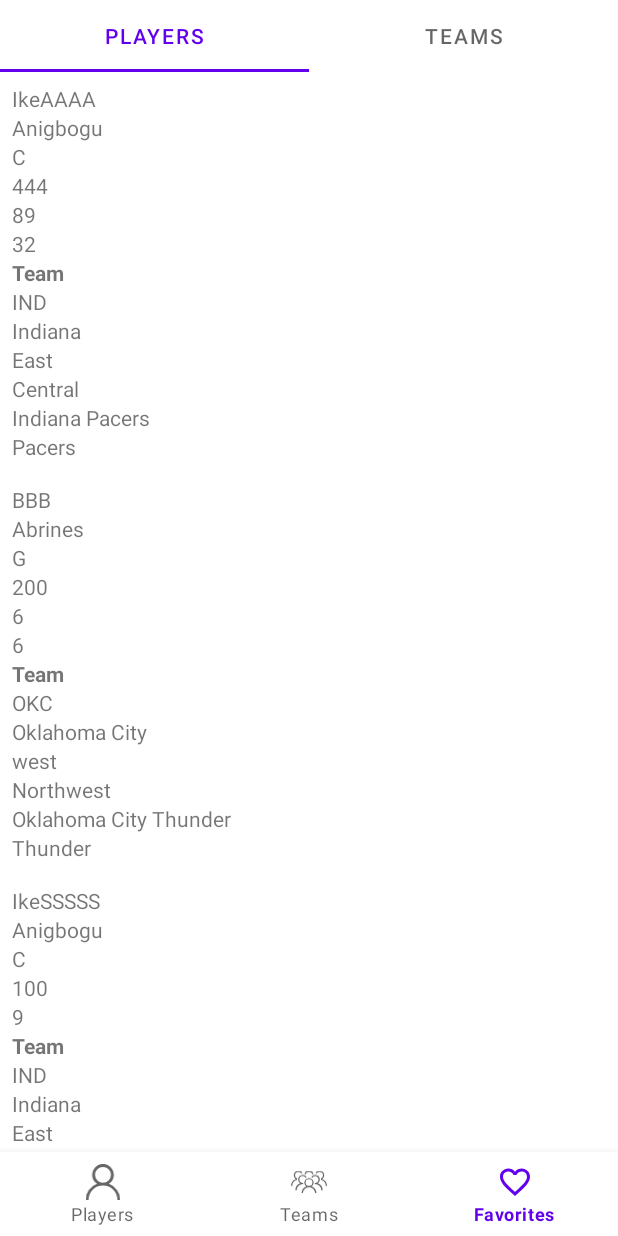
After one commit to mlhysrszn/AnalyticaHouseTestCase, an Android app: the FavoritesFragment screen opened through its navigation route, on a phone screen of 412 x 824 dp. The commit adds this screen. Run offline under Robolectric (Android 15) with nearby library versions, the phone set to English and light mode, and no system bars; our stand-ins replace data binding, navigation-ui.

Commit message:
Favorites fragments added

```diff
--- /dev/null
+++ b/app/src/main/java/com/mlhysrszn/analyticahousetestcase/ui/favorites/FavoritesFragment.kt
@@ -0,0 +1,39 @@
+package com.mlhysrszn.analyticahousetestcase.ui.favorites
+
+import android.os.Bundle
+import android.view.LayoutInflater
+import android.view.View
+import android.view.ViewGroup
+import androidx.fragment.app.Fragment
+import com.google.android.material.tabs.TabLayoutMediator
+import com.mlhysrszn.analyticahousetestcase.databinding.FragmentFavoritesBinding
+
+class FavoritesFragment : Fragment() {
+    private var _binding: FragmentFavoritesBinding? = null
+    private val binding get() = _binding!!
+
+    override fun onCreateView(
+        inflater: LayoutInflater, container: ViewGroup?,
+        savedInstanceState: Bundle?
+    ): View {
+        _binding = FragmentFavoritesBinding.inflate(inflater, container, false)
+        return binding.root
+    }
+
+    override fun onViewCreated(view: View, savedInstanceState: Bundle?) {
+        super.onViewCreated(view, savedInstanceState)
+
+        val titleList = listOf("PLAYERS", "TEAMS")
+        val adapter = FavoritesVPAdapter(childFragmentManager, lifecycle)
+        binding.viewPager.adapter = adapter
+
+        TabLayoutMediator(binding.tabLayout, binding.viewPager) { tab, position ->
+            tab.text = titleList[position]
+        }.attach()
+    }
+
+    override fun onDestroyView() {
+        super.onDestroyView()
+        _binding = null
+    }
+}
--- /dev/null
+++ b/app/src/main/java/com/mlhysrszn/analyticahousetestcase/ui/favorites/FavoritesVPAdapter.kt
@@ -0,0 +1,22 @@
+package com.mlhysrszn.analyticahousetestcase.ui.favorites
+
+import androidx.fragment.app.Fragment
+import androidx.fragment.app.FragmentManager
+import androidx.lifecycle.Lifecycle
+import androidx.viewpager2.adapter.FragmentStateAdapter
+import com.mlhysrszn.analyticahousetestcase.ui.favplayers.FavPlayersFragment
+import com.mlhysrszn.analyticahousetestcase.ui.favteams.FavTeamsFragment
+
+class FavoritesVPAdapter(fragmentManager: FragmentManager, lifecycle: Lifecycle) :
+    FragmentStateAdapter(fragmentManager, lifecycle) {
+
+    override fun getItemCount(): Int = 2
+
+    override fun createFragment(position: Int): Fragment {
+        return when (position) {
+            0 -> FavPlayersFragment()
+            1 -> FavTeamsFragment()
+            else -> FavPlayersFragment()
+        }
+    }
+}
--- /dev/null
+++ b/app/src/main/java/com/mlhysrszn/analyticahousetestcase/ui/favplayers/FavPlayersAdapter.kt
@@ -0,0 +1,33 @@
+package com.mlhysrszn.analyticahousetestcase.ui.favplayers
+
+import android.view.LayoutInflater
+import android.view.ViewGroup
+import androidx.recyclerview.widget.RecyclerView
+import com.mlhysrszn.analyticahousetestcase.data.model.PlayerModel
+import com.mlhysrszn.analyticahousetestcase.databinding.ItemPlayerBinding
+
+class FavPlayersAdapter(private val favPlayersList: ArrayList<PlayerModel>) :
+    RecyclerView.Adapter<FavPlayersAdapter.FavPlayersViewHolder>() {
+
+    class FavPlayersViewHolder(private val binding: ItemPlayerBinding) :
+        RecyclerView.ViewHolder(binding.root) {
+        fun bind(item: PlayerModel) {
+            binding.apply {
+                player = item
+            }
+        }
+    }
+
+    override fun onCreateViewHolder(parent: ViewGroup, viewType: Int): FavPlayersViewHolder {
+        val itemPlayerBinding =
+            ItemPlayerBinding.inflate(LayoutInflater.from(parent.context), parent, false)
+        return FavPlayersViewHolder(itemPlayerBinding)
+    }
+
+    override fun onBindViewHolder(holder: FavPlayersViewHolder, position: Int) {
+        val favPlayer = favPlayersList[position]
+        holder.bind(favPlayer)
+    }
+
+    override fun getItemCount(): Int = favPlayersList.size
+}
--- /dev/null
+++ b/app/src/main/java/com/mlhysrszn/analyticahousetestcase/ui/favplayers/FavPlayersFragment.kt
@@ -0,0 +1,38 @@
+package com.mlhysrszn.analyticahousetestcase.ui.favplayers
+
+import android.os.Bundle
+import android.view.LayoutInflater
+import android.view.View
+import android.view.ViewGroup
+import androidx.fragment.app.Fragment
+import androidx.fragment.app.viewModels
+import com.mlhysrszn.analyticahousetestcase.databinding.FragmentFavPlayersBinding
+
+class FavPlayersFragment : Fragment() {
+    private var _binding: FragmentFavPlayersBinding? = null
+    private val binding get() = _binding!!
+
+    private val viewModel: FavPlayersViewModel by viewModels()
+
+    override fun onCreateView(
+        inflater: LayoutInflater, container: ViewGroup?,
+        savedInstanceState: Bundle?
+    ): View {
+        _binding = FragmentFavPlayersBinding.inflate(inflater, container, false)
+        return binding.root
+    }
+
+    override fun onViewCreated(view: View, savedInstanceState: Bundle?) {
+        super.onViewCreated(view, savedInstanceState)
+
+        viewModel.favPlayersList.observe(viewLifecycleOwner, {
+            val adapter = FavPlayersAdapter(it)
+            binding.rvFavPlayers.adapter = adapter
+        })
+    }
+
+    override fun onDestroyView() {
+        super.onDestroyView()
+        _binding = null
+    }
+}
--- /dev/null
+++ b/app/src/main/java/com/mlhysrszn/analyticahousetestcase/ui/favplayers/FavPlayersViewModel.kt
@@ -0,0 +1,106 @@
+package com.mlhysrszn.analyticahousetestcase.ui.favplayers
+
+import androidx.lifecycle.LiveData
+import androidx.lifecycle.MutableLiveData
+import androidx.lifecycle.ViewModel
+import com.mlhysrszn.analyticahousetestcase.data.model.PlayerModel
+import com.mlhysrszn.analyticahousetestcase.data.model.TeamModel
+
+class FavPlayersViewModel : ViewModel() {
+    private var _favPlayersList = MutableLiveData<ArrayList<PlayerModel>>()
+    val favPlayersList: LiveData<ArrayList<PlayerModel>>
+        get() = _favPlayersList
+
+    init {
+        _favPlayersList.value = getFavPlayersList()
+    }
+
+    private fun getFavPlayersList(): ArrayList<PlayerModel> {
+        return arrayListOf(
+            PlayerModel(
+                1,
+                "IkeAAAA",
+                89,
+                32,
+                "Anigbogu",
+                "C",
+                TeamModel(12, "IND", "Indiana", "East", "Central", "Indiana Pacers", "Pacers"),
+                444
+            ),
+            PlayerModel(
+                2,
+                "BBB",
+                6,
+                6,
+                "Abrines",
+                "G",
+                TeamModel(
+                    21,
+                    "OKC",
+                    "Oklahoma City",
+                    "west",
+                    "Northwest",
+                    "Oklahoma City Thunder",
+                    "Thunder"
+                ),
+                200
+            ),
+            PlayerModel(
+                3,
+                "IkeSSSSS",
+                null,
+                9,
+                "Anigbogu",
+                "C",
+                TeamModel(12, "IND", "Indiana", "East", "Central", "Indiana Pacers", "Pacers"),
+                100
+            ),
+            PlayerModel(
+                4,
+                "AlWQRWQWRQex",
+                6,
+                6,
+                "AbrWQEines",
+                "G",
+                TeamModel(
+                    21,
+                    "OKC",
+                    "Oklahoma City",
+                    "west",
+                    "Northwest",
+                    "Oklahoma City Thunder",
+                    "Thunder"
+                ),
+                200
+            ),
+            PlayerModel(
+                5,
+                "Ike",
+                7,
+                null,
+                "Anigbogu",
+                "C",
+                TeamModel(12, "IND", "Indiana", "East", "Central", "Indiana Pacers", "Pacers"),
+                null
+            ),
+            PlayerModel(
+                6,
+                "XXX",
+                6,
+                6,
+                "Abrines",
+                "G",
+                TeamModel(
+                    21,
+                    "OKC",
+                    "Oklahoma City",
+                    "west",
+                    "Northwest",
+                    "Oklahoma City Thunder",
+                    "Thunder"
+                ),
+                200
+            )
+        )
+    }
+}
--- /dev/null
+++ b/app/src/main/java/com/mlhysrszn/analyticahousetestcase/ui/favteams/FavTeamsAdapter.kt
@@ -0,0 +1,33 @@
+package com.mlhysrszn.analyticahousetestcase.ui.favteams
+
+import android.view.LayoutInflater
+import android.view.ViewGroup
+import androidx.recyclerview.widget.RecyclerView
+import com.mlhysrszn.analyticahousetestcase.data.model.TeamModel
+import com.mlhysrszn.analyticahousetestcase.databinding.ItemTeamBinding
+
+class FavTeamsAdapter(private val favTeamsList: ArrayList<TeamModel>) :
+    RecyclerView.Adapter<FavTeamsAdapter.FavTeamsViewHolder>() {
+
+    class FavTeamsViewHolder(private val binding: ItemTeamBinding) :
+        RecyclerView.ViewHolder(binding.root) {
+        fun bind(item: TeamModel) {
+            binding.apply {
+                team = item
+            }
+        }
+    }
+
+    override fun onCreateViewHolder(parent: ViewGroup, viewType: Int): FavTeamsViewHolder {
+        val itemTeamBinding =
+            ItemTeamBinding.inflate(LayoutInflater.from(parent.context), parent, false)
+        return FavTeamsViewHolder(itemTeamBinding)
+    }
+
+    override fun onBindViewHolder(holder: FavTeamsViewHolder, position: Int) {
+        val favTeam = favTeamsList[position]
+        holder.bind(favTeam)
+    }
+
+    override fun getItemCount(): Int = favTeamsList.size
+}
--- /dev/null
+++ b/app/src/main/java/com/mlhysrszn/analyticahousetestcase/ui/favteams/FavTeamsFragment.kt
@@ -0,0 +1,38 @@
+package com.mlhysrszn.analyticahousetestcase.ui.favteams
+
+import android.os.Bundle
+import android.view.LayoutInflater
+import android.view.View
+import android.view.ViewGroup
+import androidx.fragment.app.Fragment
+import androidx.fragment.app.viewModels
+import com.mlhysrszn.analyticahousetestcase.databinding.FragmentFavTeamsBinding
+
+class FavTeamsFragment : Fragment() {
+    private var _binding: FragmentFavTeamsBinding? = null
+    private val binding get() = _binding!!
+
+    private val viewModel: FavTeamsViewModel by viewModels()
+
+    override fun onCreateView(
+        inflater: LayoutInflater, container: ViewGroup?,
+        savedInstanceState: Bundle?
+    ): View {
+        _binding = FragmentFavTeamsBinding.inflate(inflater, container, false)
+        return binding.root
+    }
+
+    override fun onViewCreated(view: View, savedInstanceState: Bundle?) {
+        super.onViewCreated(view, savedInstanceState)
+
+        viewModel.favTeamsList.observe(viewLifecycleOwner, {
+            val adapter = FavTeamsAdapter(it)
+            binding.rvFavTeams.adapter = adapter
+        })
+    }
+
+    override fun onDestroyView() {
+        super.onDestroyView()
+        _binding = null
+    }
+}
--- /dev/null
+++ b/app/src/main/java/com/mlhysrszn/analyticahousetestcase/ui/favteams/FavTeamsViewModel.kt
@@ -0,0 +1,27 @@
+package com.mlhysrszn.analyticahousetestcase.ui.favteams
+
+import androidx.lifecycle.LiveData
+import androidx.lifecycle.MutableLiveData
+import androidx.lifecycle.ViewModel
+import com.mlhysrszn.analyticahousetestcase.data.model.TeamModel
+
+class FavTeamsViewModel : ViewModel() {
+    private val _favTeamsList = MutableLiveData<ArrayList<TeamModel>>()
+    val favTeamsList: LiveData<ArrayList<TeamModel>>
+        get() = _favTeamsList
+
+    init {
+        _favTeamsList.value = getFavTeamsList()
+    }
+
+    private fun getFavTeamsList(): ArrayList<TeamModel> {
+        return arrayListOf(
+            TeamModel(1, "ATL", "Atlanta", "East", "Southeast", "Atlanta Hawks", "Hawks"),
+            TeamModel(2, "BOS", "Boston", "East", "Atlantic", "Boston Celtics", "Celtics"),
+            TeamModel(3, "NYK", "New York", "East", "Atlantic", "New York Knicks", "Knicks"),
+            TeamModel(4, "OKC", "Oklahoma City", "West", "Northwest", "Oklahoma City Thunder", "Thunder"),
+            TeamModel(5, "ORL", "Orlando", "Southeast", "Southeast", "Orlando Magic", "Magic"),
+            TeamModel(6, "SAS", "San Antonio", "West", "Southwest", "San Antonio Spurs", "Spurs"),
+            )
+    }
+}
--- a/app/src/main/java/com/mlhysrszn/analyticahousetestcase/ui/teams/TeamsViewModel.kt
+++ b/app/src/main/java/com/mlhysrszn/analyticahousetestcase/ui/teams/TeamsViewModel.kt
@@ -14,7 +14,7 @@ class TeamsViewModel : ViewModel() {
         _teamsList.value = getTeamsList()
     }
 
-    fun getTeamsList(): ArrayList<TeamModel> {
+    private fun getTeamsList(): ArrayList<TeamModel> {
         return arrayListOf(
             TeamModel(1, "ATL", "Atlanta", "East", "Southeast", "Atlanta Hawks", "Hawks"),
             TeamModel(2, "BOS", "Boston", "East", "Atlantic", "Boston Celtics", "Celtics"),
--- /dev/null
+++ b/app/src/main/res/drawable/ic_favorites.xml
@@ -0,0 +1,10 @@
+<vector xmlns:android="http://schemas.android.com/apk/res/android"
+    android:width="24dp"
+    android:height="24dp"
+    android:viewportWidth="24"
+    android:viewportHeight="24"
+    android:tint="?attr/colorControlNormal">
+  <path
+      android:fillColor="@android:color/white"
+      android:pathData="M16.5,3c-1.74,0 -3.41,0.81 -4.5,2.09C10.91,3.81 9.24,3 7.5,3 4.42,3 2,5.42 2,8.5c0,3.78 3.4,6.86 8.55,11.54L12,21.35l1.45,-1.32C18.6,15.36 22,12.28 22,8.5 22,5.42 19.58,3 16.5,3zM12.1,18.55l-0.1,0.1 -0.1,-0.1C7.14,14.24 4,11.39 4,8.5 4,6.5 5.5,5 7.5,5c1.54,0 3.04,0.99 3.57,2.36h1.87C13.46,5.99 14.96,5 16.5,5c2,0 3.5,1.5 3.5,3.5 0,2.89 -3.14,5.74 -7.9,10.05z"/>
+</vector>
--- /dev/null
+++ b/app/src/main/res/layout/fragment_fav_players.xml
@@ -0,0 +1,18 @@
+<?xml version="1.0" encoding="utf-8"?>
+<layout xmlns:android="http://schemas.android.com/apk/res/android"
+    xmlns:app="http://schemas.android.com/apk/res-auto"
+    xmlns:tools="http://schemas.android.com/tools">
+
+    <FrameLayout
+        android:layout_width="match_parent"
+        android:layout_height="match_parent"
+        tools:context=".ui.favplayers.FavPlayersFragment">
+
+        <androidx.recyclerview.widget.RecyclerView
+            android:id="@+id/rv_fav_players"
+            android:layout_width="match_parent"
+            android:layout_height="match_parent"
+            app:layoutManager="androidx.recyclerview.widget.LinearLayoutManager" />
+
+    </FrameLayout>
+</layout>
--- /dev/null
+++ b/app/src/main/res/layout/fragment_fav_teams.xml
@@ -0,0 +1,18 @@
+<?xml version="1.0" encoding="utf-8"?>
+<layout xmlns:android="http://schemas.android.com/apk/res/android"
+    xmlns:app="http://schemas.android.com/apk/res-auto"
+    xmlns:tools="http://schemas.android.com/tools">
+
+    <FrameLayout
+        android:layout_width="match_parent"
+        android:layout_height="match_parent"
+        tools:context=".ui.favteams.FavTeamsFragment">
+
+        <androidx.recyclerview.widget.RecyclerView
+            android:id="@+id/rv_fav_teams"
+            android:layout_width="match_parent"
+            android:layout_height="match_parent"
+            app:layoutManager="androidx.recyclerview.widget.LinearLayoutManager" />
+
+    </FrameLayout>
+</layout>
--- /dev/null
+++ b/app/src/main/res/layout/fragment_favorites.xml
@@ -0,0 +1,26 @@
+<?xml version="1.0" encoding="utf-8"?>
+<layout xmlns:android="http://schemas.android.com/apk/res/android"
+    xmlns:app="http://schemas.android.com/apk/res-auto"
+    xmlns:tools="http://schemas.android.com/tools">
+
+    <LinearLayout
+        android:layout_width="match_parent"
+        android:layout_height="match_parent"
+        android:orientation="vertical"
+        tools:context=".ui.favorites.FavoritesFragment">
+
+        <com.google.android.material.tabs.TabLayout
+            android:id="@+id/tabLayout"
+            android:layout_width="match_parent"
+            android:layout_height="wrap_content"
+            app:tabMode="fixed"
+            android:contentDescription="@string/players_teams"/>
+
+        <androidx.viewpager2.widget.ViewPager2
+            android:id="@+id/viewPager"
+            android:layout_width="match_parent"
+            android:layout_height="0dp"
+            android:layout_weight="1" />
+
+    </LinearLayout>
+</layout>
--- a/app/src/main/res/menu/menu_bottom.xml
+++ b/app/src/main/res/menu/menu_bottom.xml
@@ -3,12 +3,17 @@
 
     <item
         android:id="@+id/playersFragment"
-        android:title="@string/players"
-        android:icon="@drawable/ic_player"/>
+        android:icon="@drawable/ic_player"
+        android:title="@string/players" />
 
     <item
         android:id="@+id/teamsFragment"
-        android:title="@string/teams"
-        android:icon="@drawable/ic_team"/>
+        android:icon="@drawable/ic_team"
+        android:title="@string/teams" />
+
+    <item
+        android:id="@+id/favoritesFragment"
+        android:icon="@drawable/ic_favorites"
+        android:title="@string/favorites" />
 
 </menu>
--- a/app/src/main/res/navigation/nav_graph.xml
+++ b/app/src/main/res/navigation/nav_graph.xml
@@ -12,4 +12,8 @@
         android:id="@+id/teamsFragment"
         android:name="com.mlhysrszn.analyticahousetestcase.ui.teams.TeamsFragment"
         android:label="TeamsFragment" />
+    <fragment
+        android:id="@+id/favoritesFragment"
+        android:name="com.mlhysrszn.analyticahousetestcase.ui.favorites.FavoritesFragment"
+        android:label="FavoritesFragment" />
 </navigation>
--- a/app/src/main/res/values/strings.xml
+++ b/app/src/main/res/values/strings.xml
@@ -3,4 +3,6 @@
     <string name="players">Players</string>
     <string name="teams">Teams</string>
     <string name="team">Team</string>
+    <string name="favorites">Favorites</string>
+    <string name="players_teams">Players | Teams</string>
 </resources>
```
